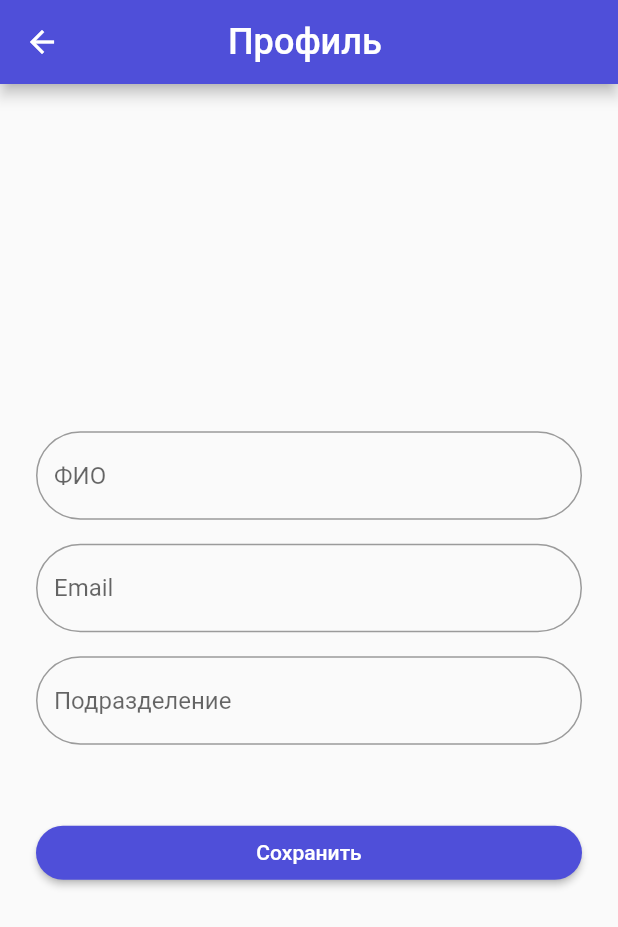
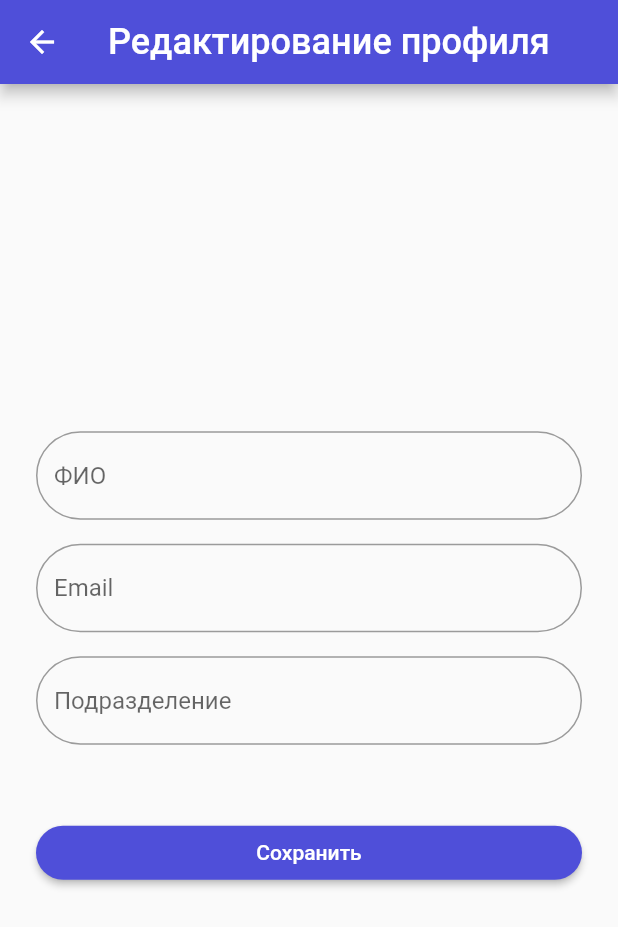
Before and after one commit to 1ldanlik/diplom-flutter-firebase, a Flutter app: the EditProfilePage screen opened directly with empty values, on a phone screen of 412 x 824 dp. Shown: the top 927 px of the screen. Run offline on Flutter 3.47's test engine with Material 2 defaults, Android fonts, the phone set to English and light mode, and no system bars; our stand-ins replace cloud_firestore, drop_shadow_image, firebase_auth, firebase_core, firebase_storage, flutter_datetime_picker and 2 more; missing offline and left inert: teledart; accounts and stored records are empty.

Commit message:
EditTextAppBarInRedactProfilePage

```diff
--- a/lib/pages/redact_profile_page.dart
+++ b/lib/pages/redact_profile_page.dart
@@ -60,8 +60,7 @@ class _EditProfilePageState extends State<EditProfilePage> {
         appBar: AppBar(
           title: Row(
             children: [
-              SizedBox(width: 80,),
-              Text('Профиль', style: TextStyle(fontSize: 24, color: CustomColors.customWhite),),
+              Text('Редактирование профиля', style: TextStyle(fontSize: 24, color: CustomColors.customWhite),),
             ],
           ),
           backgroundColor: CustomColors.customPurple,
```
